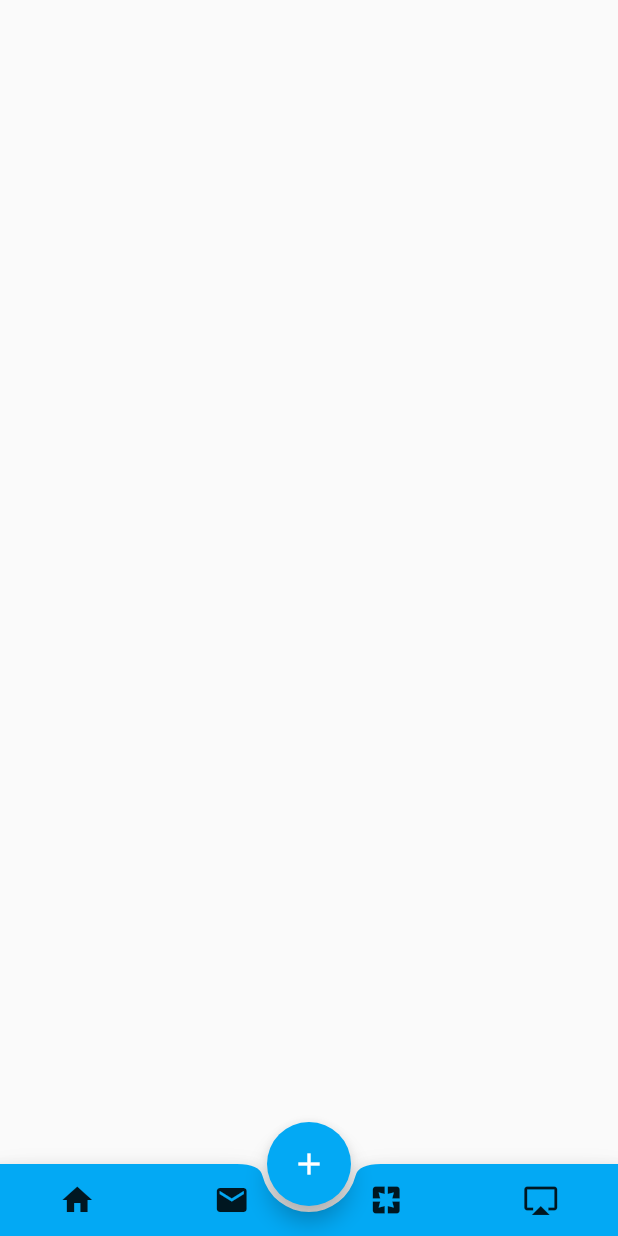
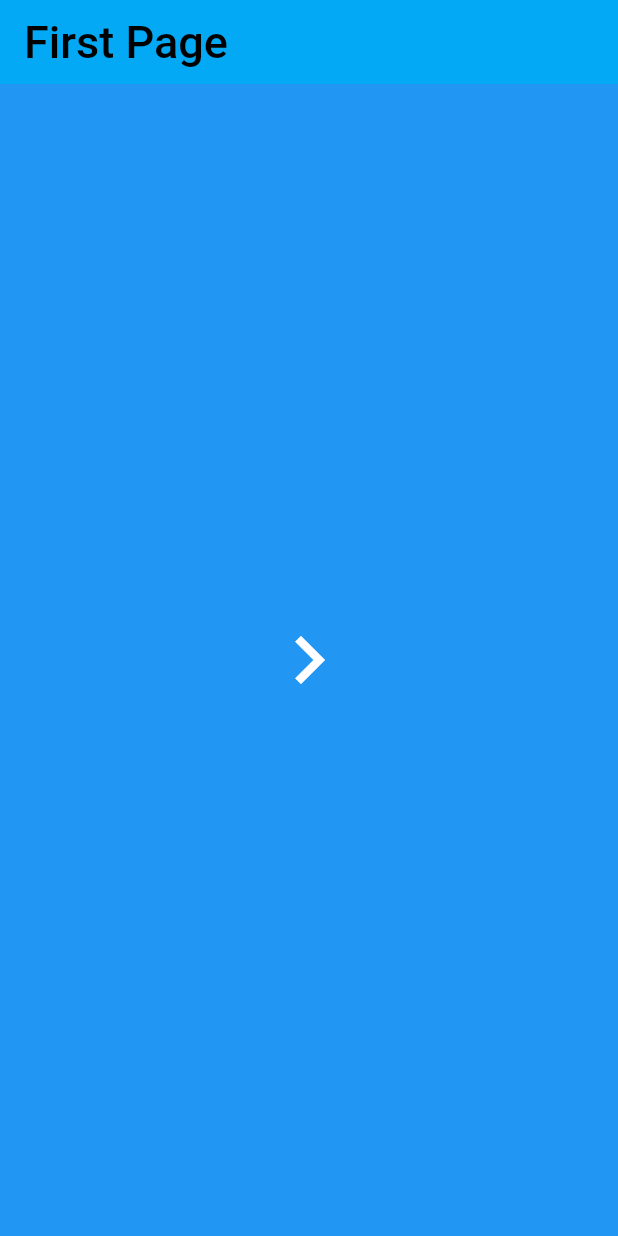
Before and after one commit to LeeWongSnail/FlutterLearning, a Flutter app: the screen it shows after launch, on a phone screen of 412 x 824 dp. Run offline on Flutter 3.47's test engine with Material 2 defaults, Android fonts, the phone set to English and light mode, and no system bars.

```diff
--- a/lib/main.dart
+++ b/lib/main.dart
@@ -1,5 +1,7 @@
 import 'package:flutter/material.dart';
 import 'custom_tabbar/custom_tabbar.dart';
+import 'stateful_Tabbar/each_view.dart';
+import 'router_animation/RouterPages.dart';
 
 void main() => runApp(CustomTabbar());
 
@@ -9,12 +11,12 @@ class CustomTabbar extends StatelessWidget {
   @override
   Widget build(BuildContext context) {
     return MaterialApp(
-      title: 'Custom Tabbar',
+      title: 'Router Animation',
       // 自定义主题样本
       theme: ThemeData(
         primarySwatch: Colors.lightBlue
       ),
-      home: CustomTabbarPage(),
+      home: RouterPages(),
     );
   }
 }
--- /dev/null
+++ b/lib/router_animation/RouterPages.dart
@@ -0,0 +1,27 @@
+import 'package:flutter/material.dart';
+import 'second_page.dart';
+import 'custom_router_animation.dart';
+
+class RouterPages extends StatelessWidget {
+  const RouterPages({Key? key}) : super(key: key);
+
+  @override
+  Widget build(BuildContext context) {
+    return Scaffold(
+      backgroundColor: Colors.blue,
+      appBar: AppBar(
+        title: Text('First Page', style: TextStyle(fontSize: 30.0),),
+        // 导航和页面之间是否有阴影
+        elevation: 0.0,
+      ),
+      body: Center(
+        child: MaterialButton(
+          child: Icon(Icons.navigate_next, color: Colors.white, size: 64,),
+          onPressed: (){
+            Navigator.of(context).push(CustomRouterAnimation(SecondPage()));
+          },
+        ),
+      ),
+    );
+  }
+}
--- /dev/null
+++ b/lib/router_animation/custom_router_animation.dart
@@ -0,0 +1,34 @@
+import 'package:flutter/material.dart';
+
+class CustomRouterAnimation extends PageRouteBuilder {
+  final Widget widget;
+
+  // CustomRouterAnimation(this.widget):  super (
+//   //   transitionDuration: Duration(seconds: 1),
+//   //   pageBuilder:(BuildContext context, Animation<double> animation1, Animation<double> animation2) {
+//   //     return widget;
+//   //   },
+//   //   transitionsBuilder:(BuildContext context, Animation<double> animation1, Animation<double> animation2, Widget child) {
+//   //     return FadeTransition(opacity: Tween(begin: 0.0, end: 1.0).animate(CurvedAnimation(parent: animation1, curve: Curves.fastOutSlowIn)), child: child,);
+//   //   },
+//   // );
+
+CustomRouterAnimation(this.widget):  super (
+    transitionDuration: Duration(seconds: 1),
+    pageBuilder:(BuildContext context, Animation<double> animation1, Animation<double> animation2) {
+      return widget;
+    },
+    transitionsBuilder:(BuildContext context, Animation<double> animation1, Animation<double> animation2, Widget child) {
+      // 缩放
+      // return ScaleTransition(scale: Tween(begin: 0.0, end: 1.0).animate(CurvedAnimation(parent: animation1, curve: Curves.fastOutSlowIn)), child: child,);
+      // return RotationTransition(turns: Tween(begin: 0.0, end: 1.0).animate(CurvedAnimation(parent: animation1, curve: Curves.fastOutSlowIn)), child: ScaleTransition(
+      //   scale: Tween(begin: 0.0, end: 1.0).animate(CurvedAnimation(parent: animation1, curve: Curves.fastOutSlowIn)), child: child,
+      // ),);
+      // 左右滑动切换
+      return SlideTransition(position: Tween<Offset>(
+        begin: Offset(-1.0, 0.0),
+        end: Offset(0.0,0.0)
+      ).animate(CurvedAnimation(parent: animation1, curve: Curves.linear)),child: child,);
+    },
+  );
+}
```
Also changed, not shown: lib/router_animation/second_page.dart (added, +24 -0 lines), lib/stateful_Tabbar/each_view.dart (+9 -2 lines).
